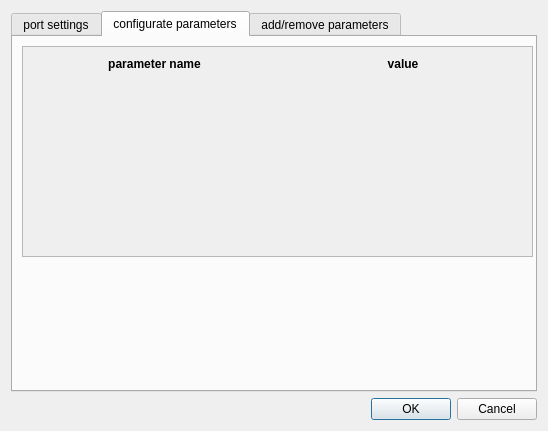
iut-ibk/DynaMind-ToolBox, file src/DynaMind-BasicModules/guicontainergroup.ui: the form before one commit.
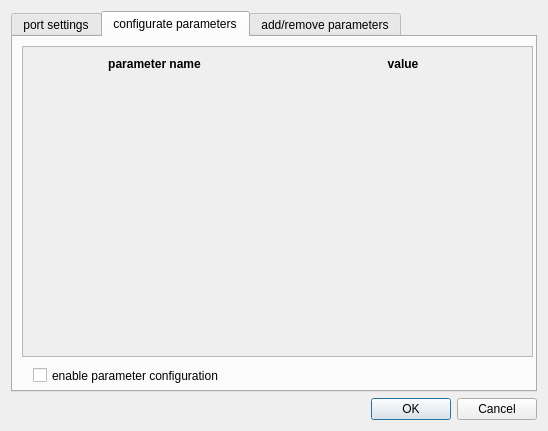
The form after the commit. The open tabs and pages were chosen to show the change.

Commit message: now config tab for parameters hidden

```diff
--- a/src/DynaMind-BasicModules/guicontainergroup.ui
+++ b/src/DynaMind-BasicModules/guicontainergroup.ui
@@ -73,7 +73,7 @@
          <x>9</x>
          <y>9</y>
          <width>511</width>
-         <height>211</height>
+         <height>311</height>
         </rect>
        </property>
        <property name="widgetResizable">
@@ -85,7 +85,7 @@
           <x>0</x>
           <y>0</y>
           <width>509</width>
-          <height>209</height>
+          <height>309</height>
          </rect>
         </property>
         <widget class="QWidget" name="gridLayoutWidget">
@@ -94,7 +94,7 @@
            <x>10</x>
            <y>10</y>
            <width>491</width>
-           <height>191</height>
+           <height>291</height>
           </rect>
          </property>
          <layout class="QGridLayout" name="configParamArea" rowstretch="0">
@@ -140,6 +140,19 @@
         </widget>
        </widget>
       </widget>
+      <widget class="QCheckBox" name="enableConfig">
+       <property name="geometry">
+        <rect>
+         <x>20</x>
+         <y>330</y>
+         <width>530</width>
+         <height>17</height>
+        </rect>
+       </property>
+       <property name="text">
+        <string>enable parameter configuration</string>
+       </property>
+      </widget>
      </widget>
      <widget class="QWidget" name="tab_3">
       <attribute name="title">
```
Left out of the diff: 2 changed lines with no effect on the pictures. The commit also changes 4 other files.
